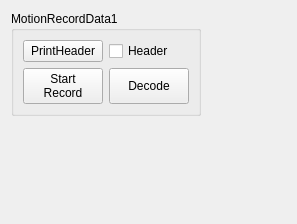
The window that App/DataQueueRecordPanel/DataQueueRecordPanel.ui (windsgo/edm_project) describes before a commit, drawn with Qt 5.
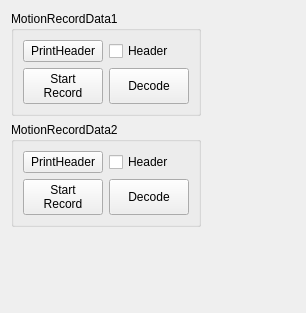
The same window after the commit.

```diff
--- a/App/DataQueueRecordPanel/DataQueueRecordPanel.ui
+++ b/App/DataQueueRecordPanel/DataQueueRecordPanel.ui
@@ -6,14 +6,27 @@
    <rect>
     <x>0</x>
     <y>0</y>
-    <width>297</width>
-    <height>224</height>
+    <width>306</width>
+    <height>313</height>
    </rect>
   </property>
   <property name="windowTitle">
    <string>Form</string>
   </property>
   <layout class="QGridLayout" name="gridLayout">
+   <item row="2" column="0">
+    <spacer name="verticalSpacer">
+     <property name="orientation">
+      <enum>Qt::Vertical</enum>
+     </property>
+     <property name="sizeHint" stdset="0">
+      <size>
+       <width>20</width>
+       <height>40</height>
+      </size>
+     </property>
+    </spacer>
+   </item>
    <item row="0" column="0">
     <widget class="QGroupBox" name="groupBox">
      <property name="title">
@@ -67,19 +80,6 @@
      </layout>
     </widget>
    </item>
-   <item row="1" column="0">
-    <spacer name="verticalSpacer">
-     <property name="orientation">
-      <enum>Qt::Vertical</enum>
-     </property>
-     <property name="sizeHint" stdset="0">
-      <size>
-       <width>20</width>
-       <height>40</height>
-      </size>
-     </property>
-    </spacer>
-   </item>
    <item row="0" column="1">
     <spacer name="horizontalSpacer">
      <property name="orientation">
@@ -93,6 +93,59 @@
      </property>
     </spacer>
    </item>
+   <item row="1" column="0">
+    <widget class="QGroupBox" name="groupBox_2">
+     <property name="title">
+      <string>MotionRecordData2</string>
+     </property>
+     <layout class="QGridLayout" name="gridLayout_3">
+      <item row="2" column="1">
+       <widget class="QPushButton" name="pb_decode_2">
+        <property name="sizePolicy">
+         <sizepolicy hsizetype="Preferred" vsizetype="Preferred">
+          <horstretch>0</horstretch>
+          <verstretch>0</verstretch>
+         </sizepolicy>
+        </property>
+        <property name="text">
+         <string>Decode</string>
+        </property>
+       </widget>
+      </item>
+      <item row="0" column="1">
+       <widget class="QCheckBox" name="cb_include_header_2">
+        <property name="text">
+         <string>Header</string>
+        </property>
+       </widget>
+      </item>
+      <item row="2" column="0">
+       <widget class="QPushButton" name="pb_start_record_2">
+        <property name="sizePolicy">
+         <sizepolicy hsizetype="Preferred" vsizetype="Preferred">
+          <horstretch>0</horstretch>
+          <verstretch>0</verstretch>
+         </sizepolicy>
+        </property>
+        <property name="text">
+         <string>Start
+Record</string>
+        </property>
+        <property name="checkable">
+         <bool>true</bool>
+        </property>
+       </widget>
+      </item>
+      <item row="0" column="0">
+       <widget class="QPushButton" name="pb_print_header_2">
+        <property name="text">
+         <string>PrintHeader</string>
+        </property>
+       </widget>
+      </item>
+     </layout>
+    </widget>
+   </item>
   </layout>
  </widget>
  <resources/>
```
